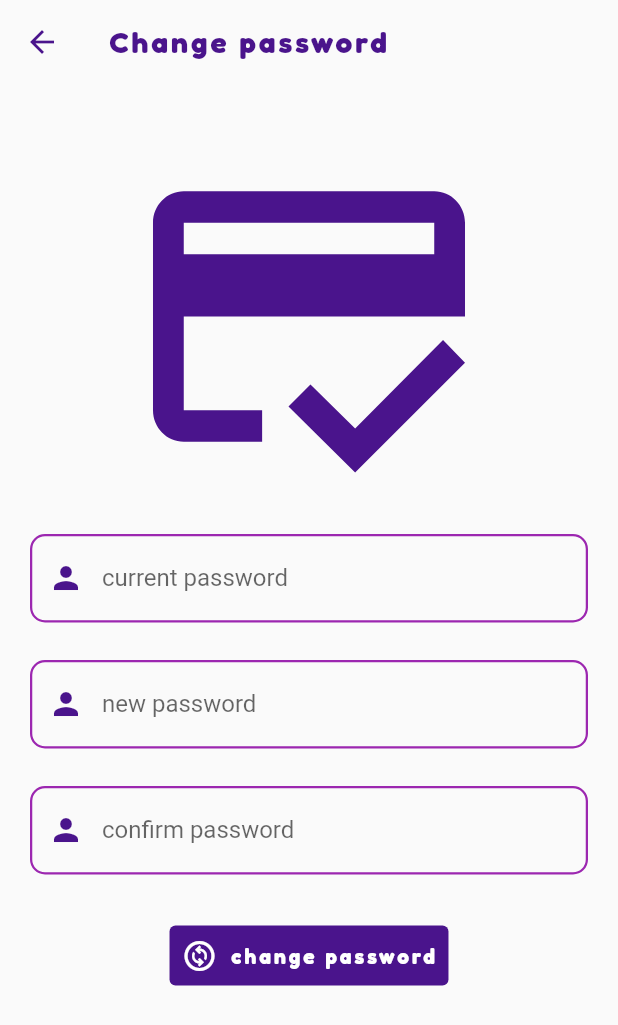
After one commit to Chiemerie1/Index_chain, a Flutter app: the ChangePassword screen opened by its route, on a phone screen of 412 x 824 dp. The commit adds this screen. Shown: the top 1025 px of the screen. Run offline on Flutter 3.47's test engine with Material 2 defaults, Android fonts, the light colour scheme and no system bars; missing offline and left inert: cryptocoins_icons.

Commit message:
Added settings and settings component

```diff
--- a/lib/pages/index.dart
+++ b/lib/pages/index.dart
@@ -29,7 +29,7 @@ class _IndexPageState extends State<IndexPage> {
     final total = provider.total;
 
     return Scaffold(
-
+      backgroundColor: Colors.grey[50],
       body: Column(
         children: [
           Card(
--- a/lib/pages/login.dart
+++ b/lib/pages/login.dart
@@ -101,7 +101,7 @@ class _LogInState extends State<LogIn> {
 
               SizedBox(height: 40),
               TextButton.icon(
-                onPressed: () {},
+                onPressed: () {Navigator.pushReplacementNamed(context, "/");},
                 icon: Icon(Icons.app_registration_rounded, color: Colors.purple[900],),
                 label: Text(
                   "Don't already have an account? sign up",
--- /dev/null
+++ b/lib/pages/settings_children/change_password.dart
@@ -0,0 +1,128 @@
+// ignore_for_file: prefer_const_constructors
+
+import 'package:flutter/material.dart';
+
+
+
+
+class ChangePassword extends StatefulWidget {
+  const ChangePassword({ Key? key }) : super(key: key);
+
+  @override
+  State<ChangePassword> createState() => _ChangePasswordState();
+}
+
+class _ChangePasswordState extends State<ChangePassword> {
+  @override
+  Widget build(BuildContext context) {
+    return Scaffold(
+      appBar: AppBar(
+        foregroundColor: Colors.purple[900],
+        backgroundColor: Colors.grey[50],
+        // leading: Icon(Icons.settings, color: Colors.purple[900],),
+        elevation: 0.0,
+        title: Text(
+          "Change password",
+          style: TextStyle(
+            fontFamily: "Fredoka",
+            fontWeight: FontWeight.bold,
+            letterSpacing: 2,
+            color: Colors.purple[900]
+          ),
+          ),
+      ),
+      body: SingleChildScrollView(
+        child: Padding(
+                padding: EdgeInsets.fromLTRB(20,10,20,10),
+                child: Column(
+                  children: [
+                    SizedBox(height: 20),
+                    Icon(Icons.credit_score, color:Colors.purple[900], size: 250,),
+                    SizedBox(height: 20),
+                    TextField(
+                      obscureText: true,
+                      decoration: InputDecoration(
+                        labelText: "current password",
+                        hintText: "current password",
+                        prefixIcon: Icon(Icons.person, color: Colors.purple[900],),
+                        enabledBorder: OutlineInputBorder(
+                          borderSide: BorderSide(
+                            color: Colors.purple,
+                            width: 1.5),
+                          borderRadius: BorderRadius.circular(10.0),
+                        ),
+                        focusedBorder: OutlineInputBorder(
+                          borderSide: BorderSide(
+                            color: Colors.purple,
+                            width: 1.5),
+                          borderRadius: BorderRadius.circular(10.0),
+                        ),
+                      ),
+                    ),
+                    SizedBox(height: 25),
+                    TextField(
+                      obscureText: true,
+                      decoration: InputDecoration(
+                        labelText: "new password",
+                        hintText: "new password",
+                        prefixIcon: Icon(Icons.person, color: Colors.purple[900],),
+                        enabledBorder: OutlineInputBorder(
+                          borderSide: BorderSide(
+                            color: Colors.purple,
+                            width: 1.5),
+                          borderRadius: BorderRadius.circular(10.0),
+                        ),
+                        focusedBorder: OutlineInputBorder(
+                          borderSide: BorderSide(
+                            color: Colors.purple,
+                            width: 1.5),
+                          borderRadius: BorderRadius.circular(10.0),
+                        ),
+                      ),
+                    ),
+                    SizedBox(height: 25),
+                    TextField(
+                      obscureText: true,
+                      decoration: InputDecoration(
+                        labelText: "confirm password",
+                        hintText: "confirm password",
+                        prefixIcon: Icon(Icons.person, color: Colors.purple[900],),
+                        enabledBorder: OutlineInputBorder(
+                          borderSide: BorderSide(
+                            color: Colors.purple,
+                            width: 1.5),
+                          borderRadius: BorderRadius.circular(10.0),
+                        ),
+                        focusedBorder: OutlineInputBorder(
+                          borderSide: BorderSide(
+                            color: Colors.purple,
+                            width: 1.5),
+                          borderRadius: BorderRadius.circular(10.0),
+                        ),
+                      ),
+                    ),
+                    SizedBox(height: 30),
+                    TextButton.icon(
+                      style: ButtonStyle(
+                        backgroundColor: MaterialStateProperty.all(Colors.purple[900])
+                      ),
+                      onPressed: () {},
+                      icon: Icon(Icons.change_circle_outlined, color: Colors.white,),
+                      label: Text(
+                        "change password",
+                        style: TextStyle(
+                          fontFamily: "Fredoka",
+                          fontWeight: FontWeight.bold,
+                          letterSpacing: 2,
+                          color: Colors.white
+                        ),
+                      )
+
+                      ),
+                  ],
+                ),
+              ),
+      ),
+    );
+  }
+}
--- a/pubspec.yaml
+++ b/pubspec.yaml
@@ -36,6 +36,7 @@ dependencies:
   # The following adds the Cupertino Icons font to your application.
   # Use with the CupertinoIcons class for iOS style icons.
   cupertino_icons: ^1.0.2
+  cryptocoins_icons: ^0.3.0
 
 dev_dependencies:
   flutter_test:
```
Also changed, not shown: lib/main.dart (+10 -2 lines), lib/pages/activity.dart (+0 -24 lines), lib/pages/address.dart (added, +61 -0 lines), lib/pages/home.dart (+10 -14 lines), lib/pages/settings.dart (deleted, +0 -72 lines), lib/pages/settings_children/contact_admin.dart (added, +114 -0 lines), lib/pages/settings_children/settings.dart (added, +173 -0 lines), lib/pages/settings_children/swap_coin.dart (added, +97 -0 lines), pubspec.lock.
